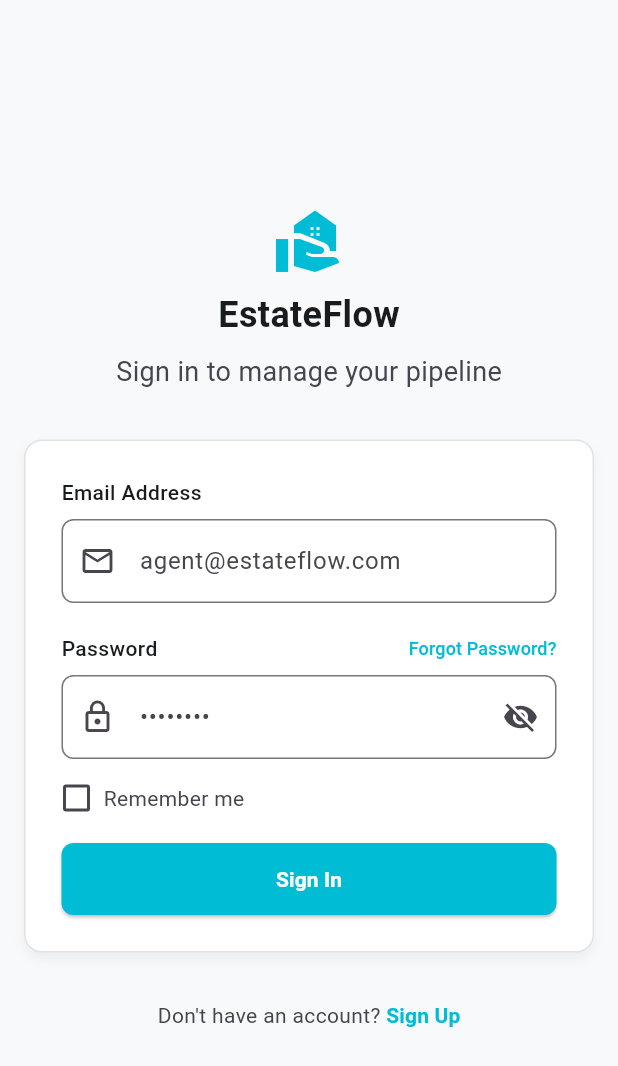
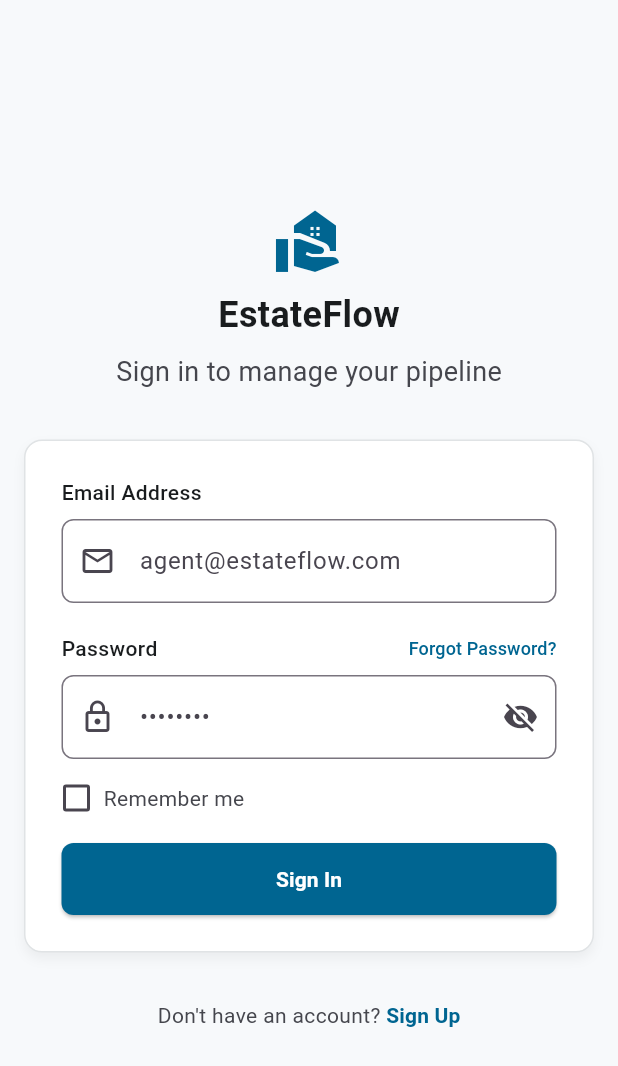
Before and after one commit to JasonChris-gifxo/CRM-EstateFlow, a Flutter app: the screen it shows after launch, on a phone screen of 412 x 824 dp. Shown: the top 1066 px of the screen. Run offline on Flutter 3.47's test engine with Material 3 defaults, Android fonts, the phone set to English and light mode, and no system bars.

```diff
--- a/lib/main.dart
+++ b/lib/main.dart
@@ -35,7 +35,7 @@ class _LoginScreenState extends State<LoginScreen> {
   bool _rememberMe = false;
 
   // ✅ UPDATED: Brighter cyan to match the screenshot
-  static const Color buttonPrimary = Color(0xFF00BCD4);
+  static const Color buttonPrimary = Color(0xFF006591);
   static const Color inputBorder = Color(0xFFE2E8F0);
   static const Color backgroundColor = Color(0xFFF7F9FB);
   static const Color textPrimary = Color(0xFF191C1E);
```
